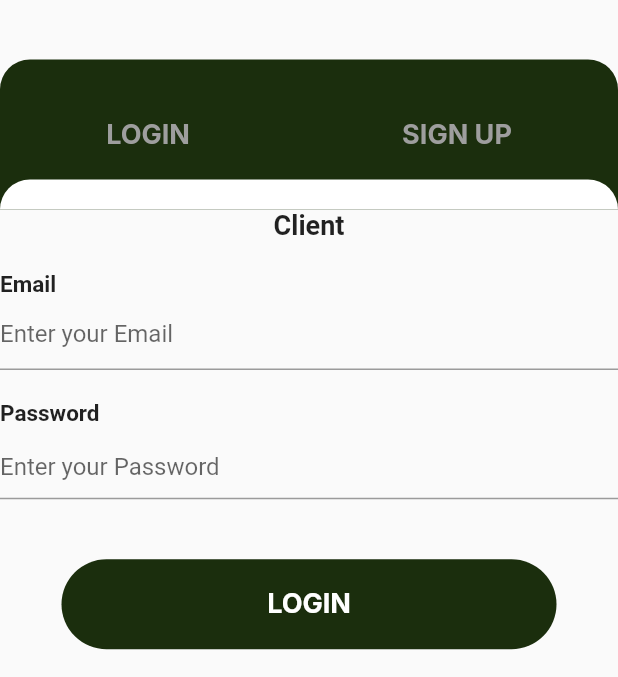
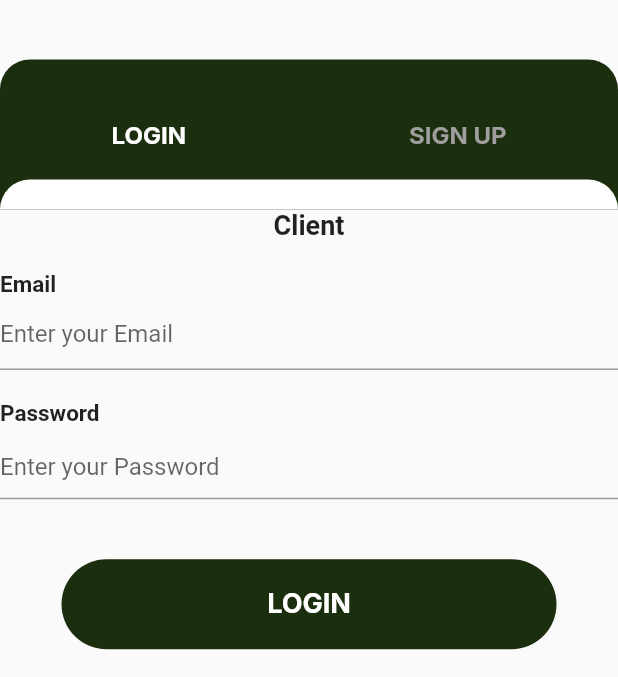
Before and after one commit to abdullahmad23/wfms, a Flutter app: the screen it shows after launch, after a tap on "Organization", on a phone screen of 412 x 824 dp, the part 83-760 px from its top. Run offline on Flutter 3.47's test engine with Material 2 defaults, Android fonts, the phone set to English and light mode, and no system bars; our stand-ins replace cloud_firestore, curved_navigation_bar, firebase_auth, firebase_core, flutter_easyloading, google_fonts; accounts and stored records are empty.

Commit message:
change color

```diff
--- a/lib/Auth/Signin.dart
+++ b/lib/Auth/Signin.dart
@@ -20,7 +20,7 @@ class SignIn extends StatefulWidget {
 
 class _SignInState extends State<SignIn> {
   bool isSignInPage = true;
-  bool ischangecolor =false;
+  bool ischangecolor =true;
   final TextEditingController _FNameController = TextEditingController();
   final TextEditingController _LNameController = TextEditingController();
   final TextEditingController _PhNumController = TextEditingController();
@@ -183,7 +183,7 @@ class _SignInState extends State<SignIn> {
                             });
                           },
                           child:
-                      Text('LOGIN',style: TextStyle(fontSize: 18,fontWeight: FontWeight.w700,fontFamily:GoogleFonts.inter().fontFamily,color: ischangecolor?Colors.white:Colors.grey),),
+                      Text('LOGIN',style: TextStyle(fontSize: 16,fontWeight: FontWeight.w700,fontFamily:GoogleFonts.inter().fontFamily,color: ischangecolor?Colors.white:Colors.grey),),
 
                         ),
                         // go to sign up
@@ -197,7 +197,7 @@ class _SignInState extends State<SignIn> {
                             });
                           },
                           child:
-                      Text('SIGN UP',style: TextStyle(fontSize: 18,fontWeight: FontWeight.w700,fontFamily:GoogleFonts.inter().fontFamily,color: ischangecolor?Colors.white:Colors.grey),),
+                      Text('SIGN UP',style: TextStyle(fontSize: 16,fontWeight: FontWeight.w700,fontFamily:GoogleFonts.inter().fontFamily,color: ischangecolor?Colors.grey:Colors.white),),
 
                         ),
                       ],
@@ -279,6 +279,8 @@ class _SignInState extends State<SignIn> {
               // if Signin is False
               Visibility(
                 visible: !isSignInPage,
+                child: Padding(
+                  padding: const EdgeInsets.only(left: 10),
                   child: Column(
                     mainAxisAlignment: MainAxisAlignment.start,
 
@@ -287,7 +289,7 @@ class _SignInState extends State<SignIn> {
                         SizedBox(height: 10,),
                         Row(
                           children: [
-                          Text('First Name',style: TextStyle(fontSize: 18,fontWeight: FontWeight.w700),),
+                            Text('First Name',style: TextStyle(fontSize: 17,fontWeight: FontWeight.w700),),
                           ],
                         ),
 
@@ -295,13 +297,14 @@ class _SignInState extends State<SignIn> {
                         controller: _FNameController,
                         decoration: const InputDecoration(
 
-                        hintText: 'Enter your Phone Number ',
+                          hintText: 'Enter your First Name ',
+                          hintStyle: TextStyle(fontSize: 12),
 
                         ),
                       ),
                         Row(
                           children: [
-                          Text('Last Name',style: TextStyle(fontSize: 18,fontWeight: FontWeight.w700),),
+                            Text('Last Name',style: TextStyle(fontSize: 17,fontWeight: FontWeight.w700),),
                           ],
                         ),
 
@@ -309,13 +312,14 @@ class _SignInState extends State<SignIn> {
                         controller: _LNameController,
                         decoration: const InputDecoration(
 
-                        hintText: 'Enter your Phone Number ',
+                          hintText: 'Enter your Last Name ',
+                           hintStyle: TextStyle(fontSize: 12),
 
                         ),
                       ),
                         Row(
                           children: [
-                          Text('Email',style: TextStyle(fontSize: 18,fontWeight: FontWeight.w700),),
+                            Text('Email',style: TextStyle(fontSize: 17,fontWeight: FontWeight.w700),),
                           ],
                         ),
 
@@ -323,13 +327,14 @@ class _SignInState extends State<SignIn> {
                         controller: _EmailController,
                         decoration: const InputDecoration(
 
-                        hintText: 'Enter your Phone Number ',
+                          hintText: 'Enter your Email ',
+                           hintStyle: TextStyle(fontSize: 12),
 
                         ),
                       ),
                         Row(
                           children: [
-                          Text('Password',style: TextStyle(fontSize: 18,fontWeight: FontWeight.w700),),
+                            Text('Password',style: TextStyle(fontSize: 17,fontWeight: FontWeight.w700),),
                           ],
                         ),
 
@@ -337,13 +342,13 @@ class _SignInState extends State<SignIn> {
                         controller: _PassWordController,
                         decoration: const InputDecoration(
 
-                        hintText: 'Enter your Phone Number ',
-
+                          hintText: 'Enter your password ',
+                           hintStyle: TextStyle(fontSize: 12),
                         ),
                       ),
                         Row(
                           children: [
-                          Text('Phone Number',style: TextStyle(fontSize: 18,fontWeight: FontWeight.w700),),
+                            Text('Phone Number',style: TextStyle(fontSize: 17,fontWeight: FontWeight.w700),),
                           ],
                         ),
 
@@ -352,6 +357,7 @@ class _SignInState extends State<SignIn> {
                         decoration: const InputDecoration(
 
                           hintText: 'Enter your Phone Number ',
+                           hintStyle: TextStyle(fontSize: 12),
                         ),
                       ),
                       SizedBox(height: 20,),
@@ -359,12 +365,13 @@ class _SignInState extends State<SignIn> {
                         style: ElevatedButton.styleFrom(shape:  RoundedRectangleBorder(
                       borderRadius: BorderRadius.circular(32), // <-- Radius
                     ),
-                              backgroundColor: Color(0Xff1B2E0D), elevation: 0,minimumSize:Size(330 , 60)),
+                                backgroundColor: Color(0Xff1B2E0D), elevation: 0,minimumSize:Size(330 , 50)),
                         onPressed: HandleSignUp,
 
                         child: Text('SIGN UP',style: TextStyle(fontSize: 18,fontWeight: FontWeight.w700,fontFamily:GoogleFonts.inter().fontFamily,),),
                       ),
                     ],
+                  ),
                 ),
               ),
             ],
```
Lines whose indentation alone changed are shown as unchanged.
